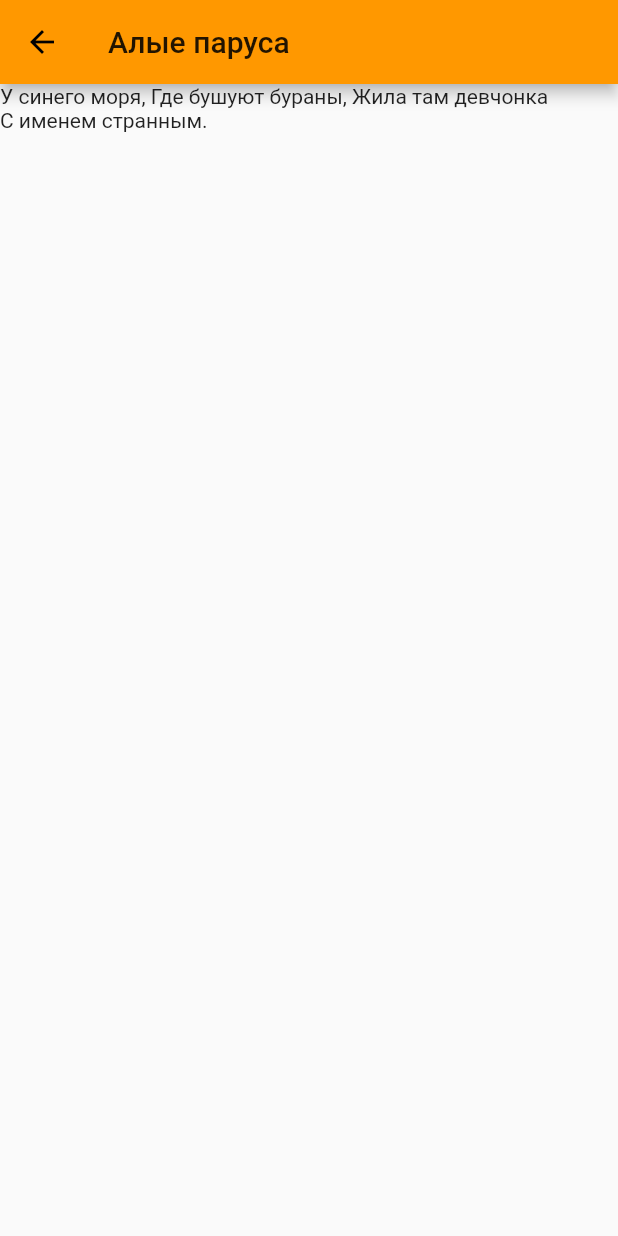
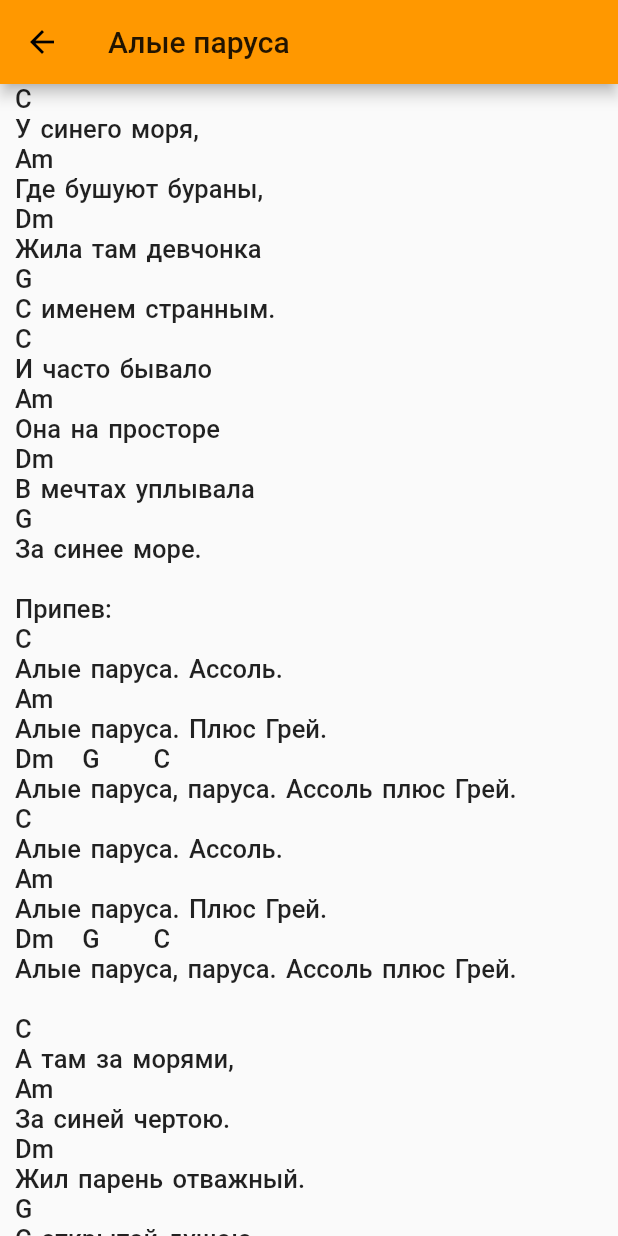
Before and after one commit to mrchuis/OrangePlanetApp, a Flutter app: the Songs screen opened directly, after a tap on "Алые паруса", on a phone screen of 412 x 824 dp. Run offline on Flutter 3.47's test engine with Material 2 defaults, Android fonts, the phone set to English and light mode, and no system bars; our stand-ins replace material_design_icons_flutter.

```diff
--- a/lib/pages/songs.dart
+++ b/lib/pages/songs.dart
@@ -220,27 +220,27 @@ List<Song> getSongs() {
     Song(
       title: "Алые паруса",
       singer: "",
-      content: "У синего моря, Где бушуют бураны, Жила там девчонка\nС именем странным.",
+      content: 'C\nУ синего моря,\nAm\nГде бушуют бураны,\nDm\nЖила там девчонка\nG\nС именем странным.\nC\nИ часто бывало\nAm\nОна на просторе\nDm\nВ мечтах уплывала\nG\nЗа синее море.\n\nПрипев:\nC\nАлые паруса. Ассоль.\nAm\nАлые паруса. Плюс Грей.\nDm    G        C\nАлые паруса, паруса. Ассоль плюс Грей.\nC\nАлые паруса. Ассоль.\nAm\nАлые паруса. Плюс Грей.\nDm    G        C\nАлые паруса, паруса. Ассоль плюс Грей.\n\nC\nА там за морями,\nAm\nЗа синей чертою.\nDm\nЖил парень отважный.\nG\nС открытой душою.\nC\nМечтал он о море,\nAm\nО подвигах славных.\nDm\nМечтал о походах\nG\nВ дальние страны.\n\nПрипев:\nC\nАлые паруса. Ассоль.\nAm\nАлые паруса. Плюс Грей.\nDm    G        C\nАлые паруса, паруса. Ассоль + Грей = \u{2665}\nC\nАлые паруса. Ассоль.\nAm\nАлые паруса. Плюс Грей.\nDm    G        C\nАлые паруса, паруса. Ассоль + Грей = \u{2665}\n\nC\nИ вечером поздним,\nAm\nКогда все уснули,\nDm\nНа небе зажглись\nG\nМиллионы огней.\nC\nИ этой же ночью\nAm\nСлучилось чудо.\nDm\nТот парень с девчонкой\nG\nВлюбились друг в друга.\n\nПрипев:\nC\nАлые паруса. Ассоль.\nAm\nАлые паруса. Плюс Грей.\nDm    G        C\nАлые паруса, паруса. Ассоль + Грей = \u{2665}\nC\nАлые паруса. Ассоль.\nAm\nАлые паруса. Плюс Грей.\nDm    G        C\nАлые паруса, паруса. Ассоль + Грей = \u{2665}\n',
     ),
     Song(
       title: "До скорой встречи",
       singer: "Звери",
-      content: "Нас немного пока, но мечтаем мы все об одном:\nЭтот мир изменить, озаряя душевным огнем.",
+      content: '\nВчерашний вечер\nИз подворотни, на все согласен\nСпасаться нечем\nИ я охотник и я опасен',
     ),
     Song(
       title: "Будь готов",
       singer: "",
-      content: "Нас немного пока, но мечтаем мы все об одном:\nЭтот мир изменить, озаряя душевным огнем.",
+      content: '\nНас немного пока, но мечтаем мы все об одном:\nЭтот мир изменить, озаряя душевным огнем.',
     ),
     Song(
       title: "Районы-кварталы",
       singer: "Звери",
-      content: "Нас немного пока, но мечтаем мы все об одном:\nЭтот мир изменить, озаряя душевным огнем.",
+      content: '\nНас немного пока, но мечтаем мы все об одном:\nЭтот мир изменить, озаряя душевным огнем.',
     ),
     Song(
       title: "Звезда по имени Солнце",
       singer: "Кино",
-      content: "Белый снег, серый лед,\nНа растрескавшейся земле.\nОдеялом лоскутным на ней -\nГород в дорожной петле.",
+      content: '\nБелый снег, серый лед,\nНа растрескавшейся земле.\nОдеялом лоскутным на ней -\nГород в дорожной петле.',
     ),
   ];
 }
@@ -267,17 +267,20 @@ class SecondScreen extends StatelessWidget {
   Widget build(BuildContext context) {
     return Scaffold(
       appBar: AppBar(
-        title: Text('${song.title}'),
+        title: Text(
+          '${song.title}'
+        ),
       ),
-      body: Column(
-        children: <Widget>[
-          Expanded(
-            flex: 1,
-            child: Text(
-              song.content,
-            ),
+      body: SingleChildScrollView(
+        padding: EdgeInsets.only(left: 10.0),
+        child: Text(
+          song.content,
+          style: TextStyle(
+            wordSpacing: 2.0,
+            fontSize: 17.0,
+            fontWeight: FontWeight.w500,
           ),
-        ]
+        ),
       )
     );
   }
```
